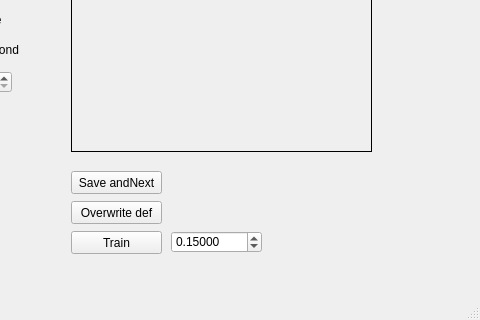
Qt form Task2Solution/mainwindow.ui (Iftimie/HackSociety) before a commit; both pictures show x 579 to 1059 and y 186 to 506 of the 1059 by 506 pixel window.
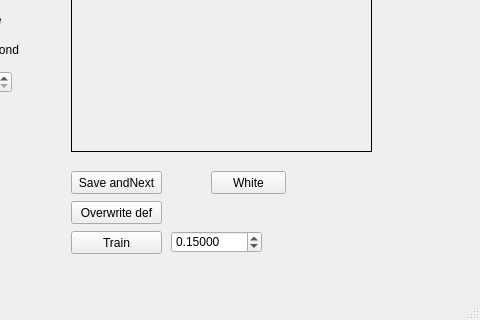
The same form after that commit. Custom widgets are drawn as their Qt base class.

What changed in the file:
```diff
--- a/Task2Solution/mainwindow.ui
+++ b/Task2Solution/mainwindow.ui
@@ -533,6 +533,19 @@
      <string>Blur</string>
     </property>
    </widget>
+   <widget class="QPushButton" name="btnWhite">
+    <property name="geometry">
+     <rect>
+      <x>790</x>
+      <y>340</y>
+      <width>75</width>
+      <height>23</height>
+     </rect>
+    </property>
+    <property name="text">
+     <string>White</string>
+    </property>
+   </widget>
   </widget>
   <widget class="QMenuBar" name="menuBar">
    <property name="geometry">
```
